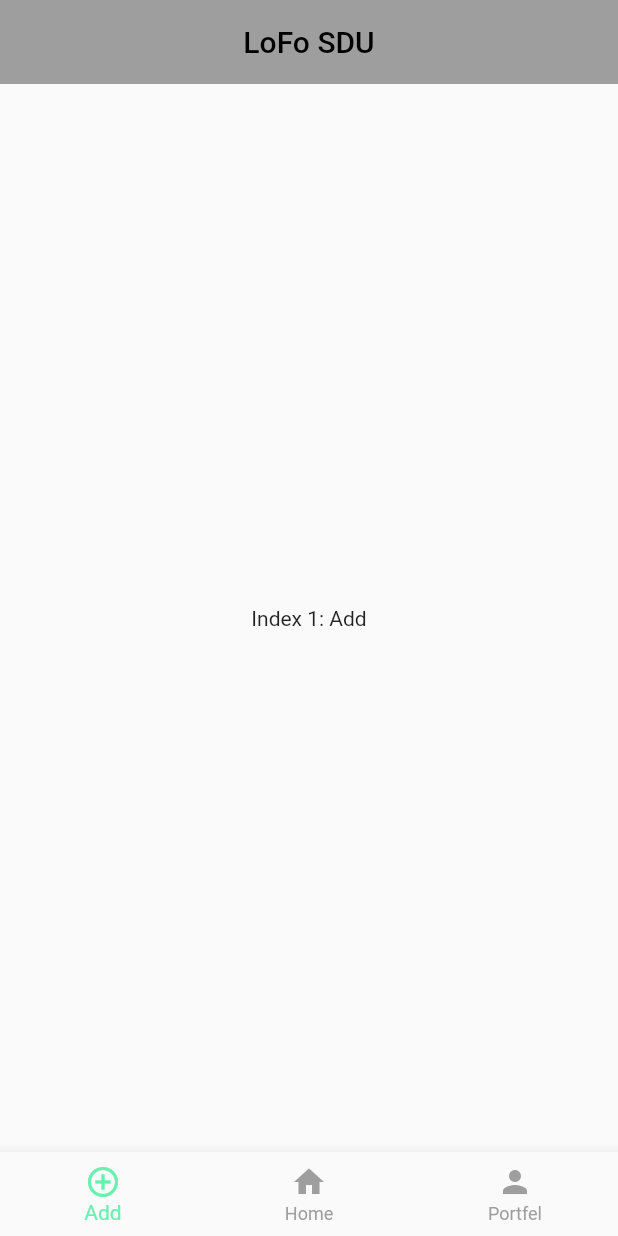
After one commit to Medeu-z/LoFo_SDU, a Flutter app: the screen it shows after launch, after a tap on "Skip", after a tap on "Start", on a phone screen of 412 x 824 dp. The commit adds this screen. Run offline on Flutter 3.47's test engine with Material 2 defaults, Android fonts, the light colour scheme and no system bars; our stand-ins replace google_fonts, intro_slider.

Commit message:
added home.dart page

```diff
--- /dev/null
+++ b/lib/home.dart
@@ -0,0 +1,62 @@
+import 'package:flutter/material.dart';
+
+
+class HomeWidget extends StatefulWidget {
+  const HomeWidget({Key? key}) : super(key: key);
+
+  @override
+  _HomeWidgetState createState() => _HomeWidgetState();
+}
+
+class _HomeWidgetState extends State<HomeWidget> {
+  static const textStyle = TextStyle(color: Colors.grey);
+  int _selectedIndex = 0;
+  static const List<Widget> _widgetOptions = <Widget>[
+    Text('Index 1: Add',),
+    Text('Index 2: Home',),
+    Text('Index 3: Portfel',),
+  ];
+
+  void _onItemTapped(int index) {
+    setState(() {
+      _selectedIndex = index;
+    });
+  }
+
+  @override
+  Widget build(BuildContext context) {
+    return Scaffold(
+      appBar: AppBar(
+        title: Text('LoFo SDU'),
+        centerTitle: true,
+        elevation: 0,
+        backgroundColor: Colors.grey,
+        foregroundColor: Colors.black,
+      ),
+      body: Center(
+        child: _widgetOptions[_selectedIndex],
+      ),
+      bottomNavigationBar: BottomNavigationBar(
+        items: const <BottomNavigationBarItem>[
+          BottomNavigationBarItem(
+            icon: Icon(Icons.add_circle_outline),
+            label: 'Add',
+          ),
+          BottomNavigationBarItem(
+            icon: Icon(Icons.home),
+            label: 'Home',
+          ),
+          BottomNavigationBarItem(
+            icon: Icon(Icons.person),
+            label: 'Portfel',
+          ),
+        ],
+        currentIndex: _selectedIndex,
+        selectedItemColor: Colors.greenAccent,
+        unselectedItemColor: Colors.grey,
+        unselectedLabelStyle: textStyle,
+        onTap: _onItemTapped,
+      ),
+    );
+  }
+}
--- a/lib/intro_slider.dart
+++ b/lib/intro_slider.dart
@@ -94,7 +94,8 @@ class _IntroSliderPageState extends State<IntroSliderPage> {
 
   @override
   Widget build(BuildContext context) {
-    return IntroSlider(
+    return Scaffold(
+      body: IntroSlider(
         renderSkipBtn: Column(
             mainAxisAlignment: MainAxisAlignment.end,
             crossAxisAlignment: CrossAxisAlignment.start,
@@ -127,7 +128,9 @@ class _IntroSliderPageState extends State<IntroSliderPage> {
             onPrimary: Colors.white,
             shape: StadiumBorder(),
           ),
-        onPressed: null,
+          onPressed: (){
+            Navigator.of(context).pushReplacementNamed('/main');
+          },
           child: Text(
             "Start",
             style: GoogleFonts.roboto(
@@ -140,6 +143,7 @@ class _IntroSliderPageState extends State<IntroSliderPage> {
         listCustomTabs: this.renderListCustomTabs(),
         scrollPhysics: BouncingScrollPhysics(),
         hideStatusBar: false,
+      ),
     );
   }
 }
--- a/lib/main.dart
+++ b/lib/main.dart
@@ -1,4 +1,5 @@
 import 'package:flutter/material.dart';
+import 'home.dart';
 import 'intro_slider.dart';
 
 void main() {
@@ -17,7 +18,11 @@ class MyApp extends StatelessWidget {
         primarySwatch: Colors.blue,
       ),
       debugShowCheckedModeBanner: false,
-      home: IntroSliderPage(),
+      initialRoute: '/slider',
+      routes: {
+        '/slider': (context) => const IntroSliderPage(),
+        '/main': (context) => const HomeWidget(),
+      },
     );
   }
 }
```
Lines whose indentation alone changed are shown as unchanged.
